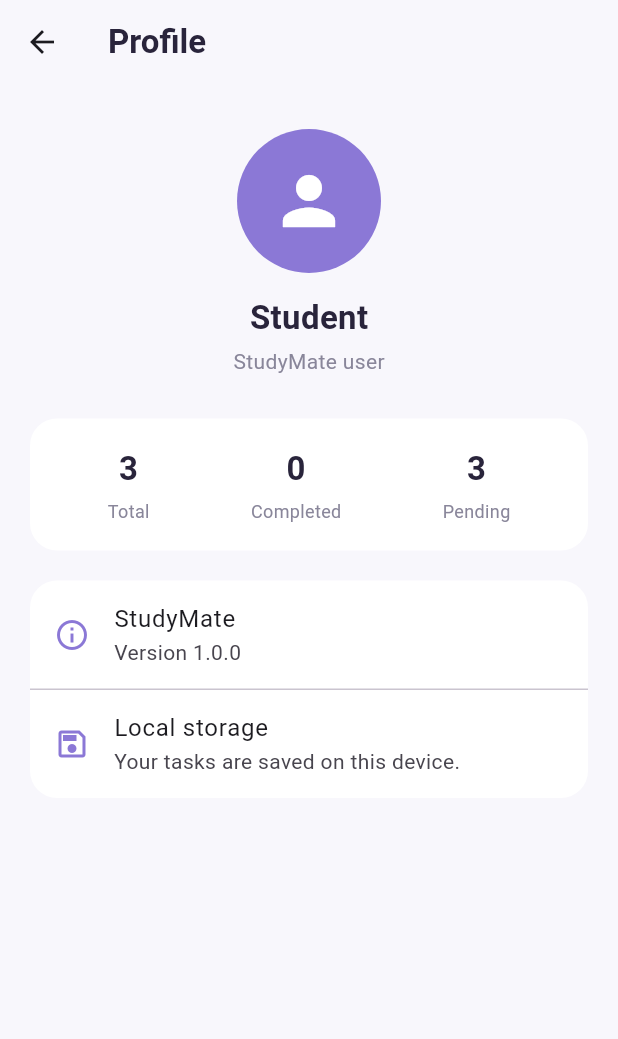
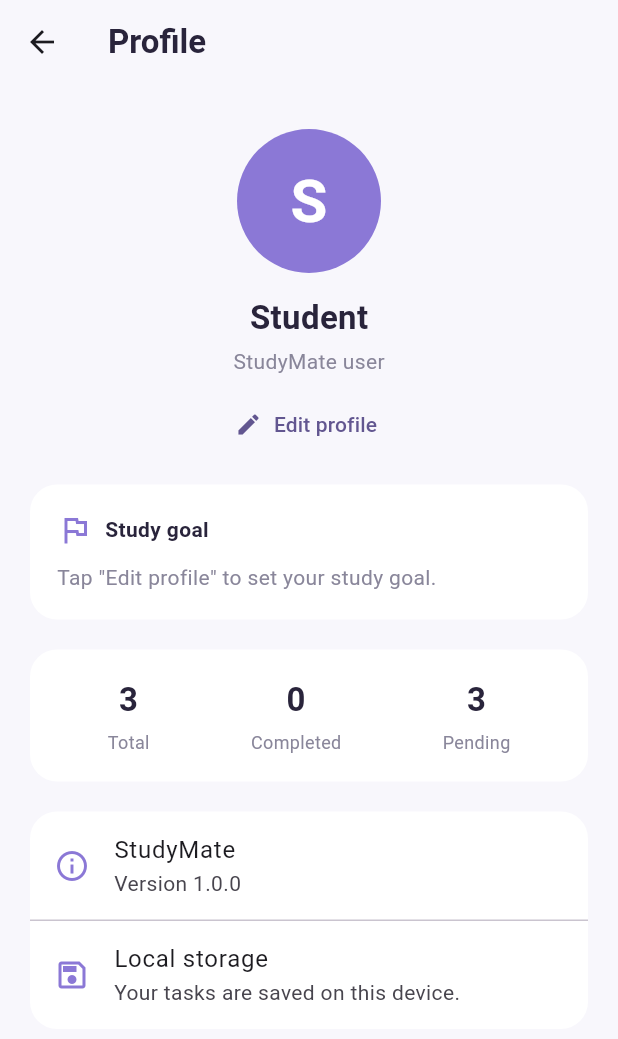
Before and after one commit to rphbprabodhani/StudyMate, a Flutter app: the ProfileScreen screen opened directly, on a phone screen of 412 x 824 dp. Shown: the top 1039 px of the screen. Run offline on Flutter 3.47's test engine with Material 3 defaults, Android fonts, the phone set to English and light mode, and no system bars; our stand-ins replace shared_preferences; accounts and stored records are empty.

Commit message:
Complete core screens, profile and README

```diff
--- a/lib/main.dart
+++ b/lib/main.dart
@@ -1,12 +1,13 @@
 import 'package:flutter/material.dart';
-
 import 'core/theme/app_colors.dart';
 import 'screens/main_screen.dart';
 import 'services/task_store.dart';
+import 'services/profile_store.dart';
 
 Future<void> main() async {
   WidgetsFlutterBinding.ensureInitialized();
   await TaskStore.instance.load();
+  await ProfileStore.instance.load();
   runApp(const StudyMateApp());
 }
 
--- a/lib/screens/profile/profile_screen.dart
+++ b/lib/screens/profile/profile_screen.dart
@@ -1,6 +1,7 @@
 import 'package:flutter/material.dart';
 
 import '../../core/theme/app_colors.dart';
+import '../../services/profile_store.dart';
 import '../../services/task_store.dart';
 
 class ProfileScreen extends StatelessWidget {
@@ -9,6 +10,7 @@ class ProfileScreen extends StatelessWidget {
   @override
   Widget build(BuildContext context) {
     final store = TaskStore.instance;
+    final profile = ProfileStore.instance;
 
     return Scaffold(
       backgroundColor: AppColors.background,
@@ -21,8 +23,11 @@ class ProfileScreen extends StatelessWidget {
         ),
       ),
       body: ListenableBuilder(
-        listenable: store,
+        listenable: Listenable.merge([store, profile]),
         builder: (context, _) {
+          final name = profile.name;
+          final goal = profile.goal;
+
           return ListView(
             padding: const EdgeInsets.all(20),
             children: [
@@ -31,14 +36,21 @@ class ProfileScreen extends StatelessWidget {
                 child: CircleAvatar(
                   radius: 48,
                   backgroundColor: AppColors.primary,
-                  child: const Icon(Icons.person, size: 52, color: Colors.white),
+                  child: Text(
+                    name.isNotEmpty ? name[0].toUpperCase() : 'S',
+                    style: const TextStyle(
+                      fontSize: 40,
+                      fontWeight: FontWeight.bold,
+                      color: Colors.white,
+                    ),
+                  ),
                 ),
               ),
               const SizedBox(height: 14),
-              const Center(
+              Center(
                 child: Text(
-                  'Student',
-                  style: TextStyle(
+                  name,
+                  style: const TextStyle(
                     fontSize: 22,
                     fontWeight: FontWeight.bold,
                     color: AppColors.dark,
@@ -52,7 +64,49 @@ class ProfileScreen extends StatelessWidget {
                   style: TextStyle(color: AppColors.grey),
                 ),
               ),
-              const SizedBox(height: 28),
+              const SizedBox(height: 8),
+              Center(
+                child: TextButton.icon(
+                  onPressed: () => _showEditDialog(context),
+                  icon: const Icon(Icons.edit, size: 18),
+                  label: const Text('Edit profile'),
+                ),
+              ),
+              const SizedBox(height: 16),
+              Container(
+                width: double.infinity,
+                padding: const EdgeInsets.all(18),
+                decoration: BoxDecoration(
+                  color: Colors.white,
+                  borderRadius: BorderRadius.circular(18),
+                ),
+                child: Column(
+                  crossAxisAlignment: CrossAxisAlignment.start,
+                  children: [
+                    Row(
+                      children: const [
+                        Icon(Icons.flag_outlined, color: AppColors.primary),
+                        SizedBox(width: 8),
+                        Text(
+                          'Study goal',
+                          style: TextStyle(
+                            fontWeight: FontWeight.bold,
+                            color: AppColors.dark,
+                          ),
+                        ),
+                      ],
+                    ),
+                    const SizedBox(height: 10),
+                    Text(
+                      goal.isEmpty
+                          ? 'Tap "Edit profile" to set your study goal.'
+                          : goal,
+                      style: TextStyle(color: AppColors.grey),
+                    ),
+                  ],
+                ),
+              ),
+              const SizedBox(height: 20),
               Container(
                 padding: const EdgeInsets.all(18),
                 decoration: BoxDecoration(
@@ -97,6 +151,13 @@ class ProfileScreen extends StatelessWidget {
     );
   }
 
+  void _showEditDialog(BuildContext context) {
+    showDialog(
+      context: context,
+      builder: (_) => const _EditProfileDialog(),
+    );
+  }
+
   Widget _stat(String title, String value) {
     return Column(
       children: [
@@ -114,3 +175,75 @@ class ProfileScreen extends StatelessWidget {
     );
   }
 }
+
+class _EditProfileDialog extends StatefulWidget {
+  const _EditProfileDialog();
+
+  @override
+  State<_EditProfileDialog> createState() => _EditProfileDialogState();
+}
+
+class _EditProfileDialogState extends State<_EditProfileDialog> {
+  late final TextEditingController _nameController;
+  late final TextEditingController _goalController;
+
+  @override
+  void initState() {
+    super.initState();
+    final profile = ProfileStore.instance;
+    _nameController = TextEditingController(text: profile.name);
+    _goalController = TextEditingController(text: profile.goal);
+  }
+
+  @override
+  void dispose() {
+    _nameController.dispose();
+    _goalController.dispose();
+    super.dispose();
+  }
+
+  @override
+  Widget build(BuildContext context) {
+    return AlertDialog(
+      title: const Text('Edit profile'),
+      content: SingleChildScrollView(
+        child: Column(
+          mainAxisSize: MainAxisSize.min,
+          children: [
+            TextField(
+              controller: _nameController,
+              maxLength: 30,
+              decoration: const InputDecoration(labelText: 'Your name'),
+            ),
+            const SizedBox(height: 8),
+            TextField(
+              controller: _goalController,
+              maxLength: 80,
+              maxLines: 2,
+              decoration: const InputDecoration(
+                labelText: 'Study goal',
+                hintText: 'e.g. Finish all semester revision',
+              ),
+            ),
+          ],
+        ),
+      ),
+      actions: [
+        TextButton(
+          onPressed: () => Navigator.pop(context),
+          child: const Text('Cancel'),
+        ),
+        FilledButton(
+          onPressed: () {
+            ProfileStore.instance.save(
+              name: _nameController.text,
+              goal: _goalController.text,
+            );
+            Navigator.pop(context);
+          },
+          child: const Text('Save'),
+        ),
+      ],
+    );
+  }
+}
--- /dev/null
+++ b/lib/services/profile_store.dart
@@ -0,0 +1,32 @@
+import 'package:flutter/foundation.dart';
+import 'package:shared_preferences/shared_preferences.dart';
+
+class ProfileStore extends ChangeNotifier {
+  ProfileStore._();
+  static final ProfileStore instance = ProfileStore._();
+
+  static const _nameKey = 'profile_name';
+  static const _goalKey = 'profile_goal';
+
+  String _name = 'Student';
+  String _goal = '';
+
+  String get name => _name;
+  String get goal => _goal;
+
+  Future<void> load() async {
+    final prefs = await SharedPreferences.getInstance();
+    _name = prefs.getString(_nameKey) ?? 'Student';
+    _goal = prefs.getString(_goalKey) ?? '';
+    notifyListeners();
+  }
+
+  Future<void> save({required String name, required String goal}) async {
+    _name = name.trim().isEmpty ? 'Student' : name.trim();
+    _goal = goal.trim();
+    notifyListeners();
+    final prefs = await SharedPreferences.getInstance();
+    await prefs.setString(_nameKey, _name);
+    await prefs.setString(_goalKey, _goal);
+  }
+}
```
Also changed, not shown: lib/screens/home/home_screen.dart (+11 -7 lines).
